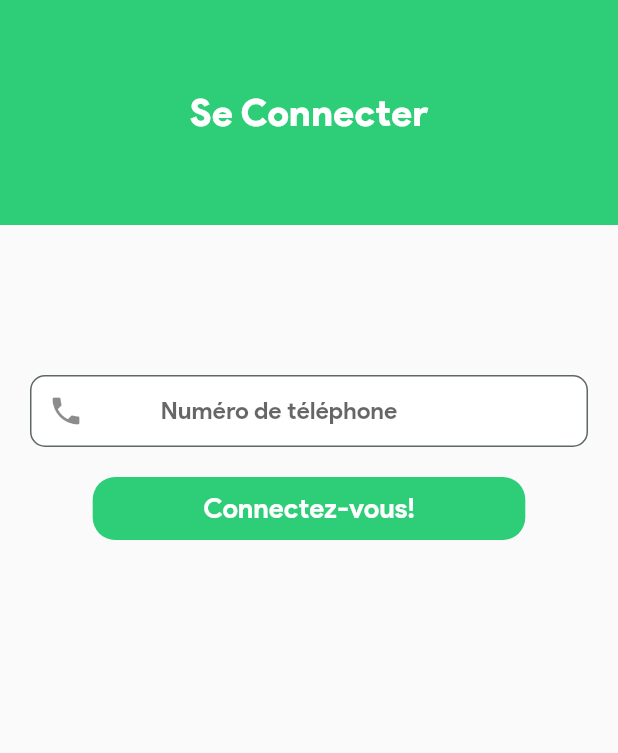
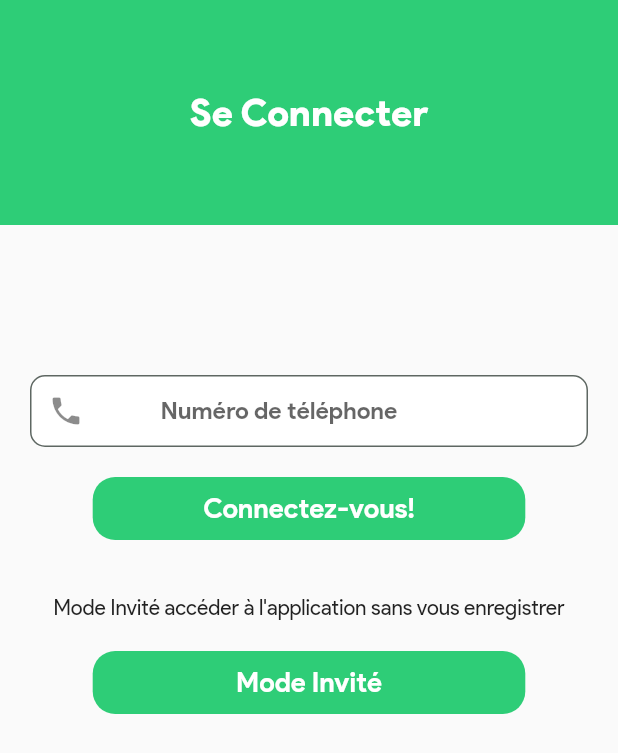
Before and after one commit to wilfried-fotie/church, a Flutter app: the Home screen opened by its route, after a tap on "Commencer maintenant", on a phone screen of 412 x 824 dp. Shown: the top 753 px of the screen. Run offline on Flutter 3.47's test engine with Material 2 defaults, Android fonts, the phone set to English and light mode, and no system bars; our stand-ins replace adaptive_theme, cached_network_image, carousel_slider, cloud_firestore, file_picker, firebase_auth and 11 more; missing offline and left inert: flutter_phone_direct_caller, flutter_swipe_detector, proste_bezier_curve, syncfusion_flutter_pdfviewer; accounts and stored records are empty.

Commit message:
Mode Invite

```diff
--- /dev/null
+++ b/lib/ModelView/Invite.dart
@@ -0,0 +1,19 @@
+import 'package:church/helper/SharedPref.dart';
+import 'package:flutter/cupertino.dart';
+
+class Invite extends ChangeNotifier {
+  bool _logged = false;
+
+  bool val() {
+    ProfilPreferences.invite().then((value) => _logged = value);
+    return _logged;
+  }
+
+  bool get logged => val();
+
+  void toggleStatus() {
+    _logged = !_logged;
+
+    notifyListeners();
+  }
+}
--- a/lib/Views/Home.dart
+++ b/lib/Views/Home.dart
@@ -1,3 +1,4 @@
+import 'package:church/helper/SharedPref.dart';
 import 'package:church/helper/extention.dart';
 import 'package:flutter/material.dart';
 import '../tools.dart';
@@ -17,6 +18,14 @@ class Home extends StatefulWidget {
 
 class _HomeState extends State<Home> {
   CurrentPage pageManager = CurrentPage.HOME;
+  bool invite = false;
+  @override
+  void initState() {
+    ProfilPreferences.status().then((value) => setState(() {
+          invite = value;
+        }));
+    super.initState();
+  }
 
   void onRegister() {
     setState(() {
@@ -84,7 +93,7 @@ class _HomeState extends State<Home> {
               //     border: true),
               const SizedBox(height: 20),
               CustomButton(
-                title: "Commencer maintenant",
+                title: "Commencer maintenant ",
                 onClick: onSingIn,
               )
             ]),
--- a/lib/Views/Story.dart
+++ b/lib/Views/Story.dart
@@ -1,7 +1,6 @@
 import 'package:church/helper/extention.dart';
 import 'package:church/tools.dart';
 import 'package:flutter/material.dart';
-import "package:story_view/story_view.dart";
 import 'package:flutter_swipe_detector/flutter_swipe_detector.dart';
 
 import '../Model/ParoissesModel.dart';
--- a/lib/Views/auth/Registration.dart
+++ b/lib/Views/auth/Registration.dart
@@ -1,8 +1,10 @@
+import 'package:church/ModelView/Invite.dart';
 import 'package:church/ModelView/MyLogin.dart';
 import 'package:church/Views/Widgets/CustomButton.dart';
 import 'package:church/Views/Widgets/Header.dart';
 import 'package:church/Views/auth/Choice.dart';
 import 'package:church/Views/auth/SignIn.dart';
+import 'package:church/helper/SharedPref.dart';
 import 'package:firebase_auth/firebase_auth.dart';
 import 'package:flutter/material.dart';
 import 'package:provider/provider.dart';
@@ -263,7 +265,7 @@ class _RegistrationState extends State<Registration> {
                                             builder: (context, snapshot) {
                                               if (!_loader &&
                                                   snapshot.hasData &&
-                                                  snapshot.data! < 30) {
+                                                  snapshot.data! < 5) {
                                                 return Text(
                                                   "Si vous ne recevez pas le code au bout de 30 s reessayer " +
                                                       snapshot.data.toString() +
@@ -275,6 +277,12 @@ class _RegistrationState extends State<Registration> {
                                                     child: const Text(
                                                         "Essayez de nouveau"),
                                                     onPressed: () {
+                                                      // Navigator.push(
+                                                      //   context,
+                                                      //   MaterialPageRoute(
+                                                      //       builder: (context) =>
+                                                      //           const Registration()),
+                                                      // );
                                                       setState(() {
                                                         otp = true;
                                                         _error = "";
@@ -294,6 +302,21 @@ class _RegistrationState extends State<Registration> {
                 style: const TextStyle(color: Colors.redAccent),
               ),
             ),
+            const Text(
+              "Mode Invité accéder à l'application sans vous enregistrer",
+              textAlign: TextAlign.center,
+            ),
+            const SizedBox(
+              height: 20,
+            ),
+            Container(
+                alignment: Alignment.center,
+                child: CustomButton(
+                    title: "Mode Invité",
+                    onClick: () async {
+                      ProfilPreferences.toggleInvite();
+                      context.read<Invite>().toggleStatus();
+                    }))
           ],
         ),
       ),
--- a/lib/Views/auth/UpdateProfil.dart
+++ b/lib/Views/auth/UpdateProfil.dart
@@ -78,7 +78,7 @@ class _UpdateProfilState extends State<UpdateProfil> {
                             const SizedBox(
                               height: 20,
                             ),
-                            data != null && !_loader
+                            data != null && !_loader && data.photo != null
                                 ? Container(
                                     decoration: BoxDecoration(
                                       shape: BoxShape.circle,
--- a/lib/helper/SharedPref.dart
+++ b/lib/helper/SharedPref.dart
@@ -4,10 +4,21 @@ class ProfilPreferences {
   static SharedPreferences? _prefs;
 
   static const _name = "status";
+  static const _invite = "invite";
 
   static Future init() async => _prefs = await SharedPreferences.getInstance();
 
+  static Future<bool> invite() async => _prefs!.getBool(_invite) ?? false;
+
   static Future<bool> status() async => _prefs!.getBool(_name) ?? false;
+
+  static Future toggleInvite() async {
+    await _prefs!.setBool(_invite, !(await invite()));
+  }
+
+  static Future falseInvite() async {
+    await _prefs!.setBool(_invite, false);
+  }
 
   static Future toggleStatus() async {
     await _prefs!.setBool(_name, !(await status()));
--- a/pubspec.yaml
+++ b/pubspec.yaml
@@ -37,7 +37,6 @@ dependencies:
   adaptive_theme: ^2.3.0
   flutter_svg: ^0.23.0+1
   shared_preferences: ^2.0.8
-  story_view: ^0.13.1
   proste_bezier_curve: ^2.0.2
   firebase_core: ^1.10.0
   firebase_auth: ^3.2.0
@@ -57,7 +56,6 @@ dependencies:
   syncfusion_flutter_pdfviewer: ^19.3.57-beta
   flutter_phone_direct_caller: ^2.1.0
   flutter_native_timezone: ^2.0.0
-  device_info: ^2.0.3
   google_mobile_ads: ^1.0.1
   carousel_slider: ^4.0.0
 
```
Also changed, not shown: lib/Views/Home/LivreDetail.dart (+4 -4 lines), lib/Views/Settings.dart (+49 -12 lines), lib/Views/Widgets/MyApp.dart (+16 -1 lines), lib/Views/Widgets/NotConnect.dart (added, +50 -0 lines), lib/Views/auth/Choice.dart (+22 -2 lines), lib/main.dart (+7 -0 lines), pubspec.lock, 3 other files.
